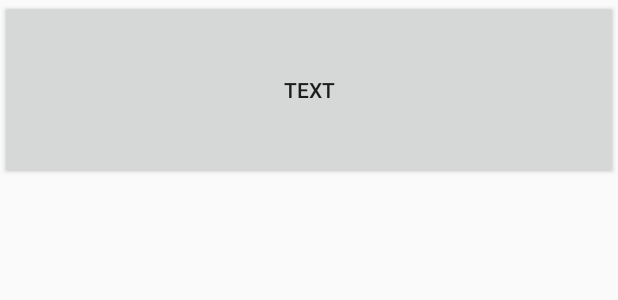
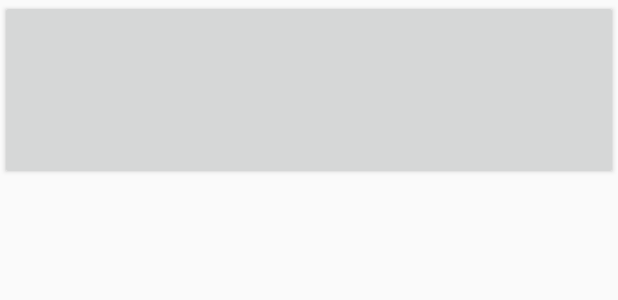
Before and after one commit to Sophon/BeatBox, an Android app: the layout list_item_sound.xml on its own in the app's theme, with its tools: preview values and no code run, on a phone screen of 412 x 824 dp. Shown: the top 300 px of the screen. Run offline under Robolectric (Android 15) with nearby library versions, the phone set to English and light mode, and no system bars.

Commit message:
Bind layout to the view model

```diff
--- a/app/src/main/res/layout/list_item_sound.xml
+++ b/app/src/main/res/layout/list_item_sound.xml
@@ -4,8 +4,14 @@
     xmlns:android="http://schemas.android.com/apk/res/android"
     xmlns:tools="http://schemas.android.com/tools">
 
+    <data>
+        <variable
+            name="viewModel"
+            type="com.bignerdranch.android.beatbox.SoundViewModel" />
+    </data>
+
     <Button
         android:layout_width="match_parent"
         android:layout_height="120dp"
-        android:text="TEXT" />
+        android:text="@{viewModel.title}" />
 </layout>
```
Also changed, not shown: app/src/main/java/com/bignerdranch/android/beatbox/MainActivity.kt (+16 -2 lines).
